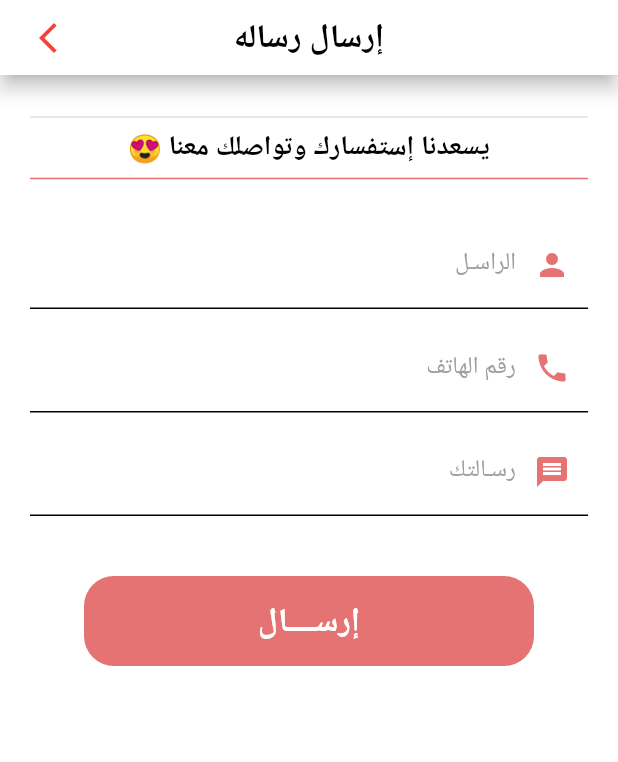
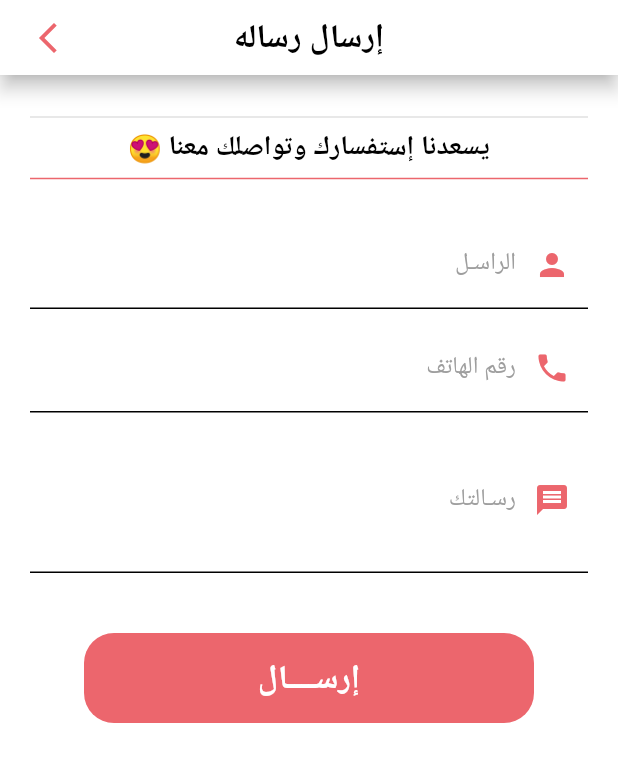
Before and after one commit to Moaaz-Mohammed/Blood-Donation-App, a Flutter app: the CustomDrawer widget shown alone on an empty page, opened directly, after a tap on "تواصل معنا", on a phone screen of 412 x 824 dp. Shown: the top 762 px of the screen. Run offline on Flutter 3.47's test engine with Material 2 defaults, Android fonts, the phone set to English and light mode, and no system bars; our stand-ins replace bloc, cached_network_image, cloud_firestore, firebase_core, flutter_bloc, hexcolor; accounts and stored records are empty.

Commit message:
edit app structure

```diff
--- a/lib/Screens/BloodTypes.dart
+++ b/lib/Screens/BloodTypes.dart
@@ -42,7 +42,7 @@ class _BloodTypesState extends State<BloodTypes> {
                       },
                       child: Icon(
                         Icons.arrow_back_ios,
-                        color: Colors.red,
+                        color: Constants.redColor,
                       ),
                     ),
                   ),
--- a/lib/Screens/Blood_Donation_Benf.dart
+++ b/lib/Screens/Blood_Donation_Benf.dart
@@ -1,3 +1,4 @@
+import 'package:blood_donation/shared/Constants.dart';
 import 'package:blood_donation/shared/Cubit/Cubit.dart';
 import 'package:blood_donation/shared/Cubit/States.dart';
 import 'package:blood_donation/shared/components.dart';
@@ -41,7 +42,7 @@ class _Blood_Donation_BenfState extends State<Blood_Donation_Benf> {
                       },
                       child: Icon(
                         Icons.arrow_back_ios,
-                        color: Colors.red,
+                        color: Constants.redColor,
                       ),
                     ),
                   ),
--- a/lib/Screens/Mail_Page.dart
+++ b/lib/Screens/Mail_Page.dart
@@ -1,3 +1,4 @@
+import 'package:blood_donation/shared/Constants.dart';
 import 'package:blood_donation/shared/themes.dart';
 import 'package:cloud_firestore/cloud_firestore.dart';
 import 'package:blood_donation/shared/components.dart';
@@ -41,7 +42,7 @@ class _MailState extends State<Mail> {
                     },
                     child: const Icon(
                       Icons.arrow_forward_ios,
-                      color: Colors.red,
+                      color: Constants.redColor,
                     ),
                   ),
                 ],
@@ -67,7 +68,7 @@ class _MailState extends State<Mail> {
                                   fontSize: 18,
                                 ),
                               ),
-                              Divider(thickness: 1,color: color,),
+                              Divider(thickness: 1,color: Constants.redColor,),
                             ],
                           ),
                           SizedBox(
@@ -75,10 +76,10 @@ class _MailState extends State<Mail> {
                           ),
                           //Name
                           TextFormField(
-                            cursorColor: color,
+                            cursorColor: Constants.redColor,
                             controller: senderController,
                             keyboardType: TextInputType.text,
-                            style: TextStyle(color: color),
+                            style: TextStyle(color: Constants.redColor),
                             decoration: InputDecoration(
                               hintTextDirection: TextDirection.rtl,
                               enabledBorder: UnderlineInputBorder(
@@ -90,7 +91,7 @@ class _MailState extends State<Mail> {
                               labelStyle: TextStyle(color: Colors.grey),
                               prefixIcon: Icon(
                                 Icons.person,
-                                color: color,
+                                color: Constants.redColor,
                               ),
                               border: OutlineInputBorder(),
                             ),
@@ -100,10 +101,10 @@ class _MailState extends State<Mail> {
                           ),
                           // Status
                           TextFormField(
-                            cursorColor: color,
+                            cursorColor: Constants.redColor,
                             controller: phoneController,
                             keyboardType: TextInputType.phone,
-                            style: TextStyle(color: color),
+                            style: TextStyle(color: Constants.redColor),
                             decoration: InputDecoration(
                               hintTextDirection: TextDirection.rtl,
                               enabledBorder: UnderlineInputBorder(
@@ -115,7 +116,7 @@ class _MailState extends State<Mail> {
                               labelStyle: TextStyle(color: Colors.grey),
                               prefixIcon: Icon(
                                 Icons.phone,
-                                color: color,
+                                color: Constants.redColor,
                               ),
                               border: OutlineInputBorder(),
                             ),
@@ -125,10 +126,11 @@ class _MailState extends State<Mail> {
                           ),
                           // Status
                           TextFormField(
-                            cursorColor: color,
+                            cursorColor: Constants.redColor,
                             controller: messageController,
                             keyboardType: TextInputType.text,
-                            style: TextStyle(color: color),
+                            style: TextStyle(color: Constants.redColor),
+                            maxLines: 3,
                             decoration: InputDecoration(
                               hintTextDirection: TextDirection.rtl,
                               enabledBorder: UnderlineInputBorder(
@@ -140,7 +142,7 @@ class _MailState extends State<Mail> {
                               labelStyle: TextStyle(color: Colors.grey),
                               prefixIcon: Icon(
                                 Icons.message,
-                                color: color,
+                                color: Constants.redColor,
                               ),
                               border: OutlineInputBorder(),
                             ),
@@ -153,7 +155,7 @@ class _MailState extends State<Mail> {
                             height: 60,
                             width: 300,
                             decoration: BoxDecoration(
-                              color: color,
+                              color: Constants.redColor,
                               borderRadius: BorderRadius.circular(20),
                             ),
                             child: TextButton(
--- a/lib/Widgets/Drawer.dart
+++ b/lib/Widgets/Drawer.dart
@@ -37,7 +37,7 @@ class CustomDrawer extends StatelessWidget {
           children: [
             DrawerHeader(child: Center(child: Text('معاً ننقذ حياة',style: TextStyle(fontSize: 26)))),
             ListTile(
-              leading: Icon(Icons.home,color: color),
+              leading: Icon(Icons.home,color: Constants.redColor),
               title: Row(
                 mainAxisAlignment: MainAxisAlignment.center,
                 children: [
@@ -51,7 +51,7 @@ class CustomDrawer extends StatelessWidget {
             Divider(thickness: 1, color: Colors.black),
             //Patients
             ListTile(
-              leading: Icon(Icons.info,color: color),
+              leading: Icon(Icons.info,color: Constants.redColor),
               title: Row(
                 mainAxisAlignment: MainAxisAlignment.center,
                 children: [
@@ -65,7 +65,7 @@ class CustomDrawer extends StatelessWidget {
             Divider(thickness: 1, color: Colors.black),
             //BloodType Info.
             ListTile(
-              leading: Icon(Icons.bloodtype,color: color,),
+              leading: Icon(Icons.bloodtype,color: Constants.redColor,),
               title: Row(
                 mainAxisAlignment: MainAxisAlignment.center,
                 children: [
@@ -79,7 +79,7 @@ class CustomDrawer extends StatelessWidget {
             Divider(thickness: 1, color: Colors.black),
             //Info before donation
             ListTile(
-              leading: Icon(Icons.info,color: color),
+              leading: Icon(Icons.info,color: Constants.redColor),
               title: Row(
                 mainAxisAlignment: MainAxisAlignment.center,
                 children: [
@@ -93,7 +93,7 @@ class CustomDrawer extends StatelessWidget {
             Divider(thickness: 1, color: Colors.black),
             //Mail
             ListTile(
-              leading: Icon(Icons.message,color: color),
+              leading: Icon(Icons.message,color: Constants.redColor),
               title: Row(
                 mainAxisAlignment: MainAxisAlignment.center,
                 children: [
@@ -107,7 +107,7 @@ class CustomDrawer extends StatelessWidget {
             Divider(thickness: 1, color: Colors.black),
             //Exit App
             ListTile(
-              leading: Icon(Icons.logout,color: color),
+              leading: Icon(Icons.logout,color: Constants.redColor),
               title: Row(
                 mainAxisAlignment: MainAxisAlignment.center,
                 children: [
--- a/lib/Widgets/PatientButton.dart
+++ b/lib/Widgets/PatientButton.dart
@@ -1,4 +1,5 @@
 import 'package:blood_donation/Screens/patient_page.dart';
+import 'package:blood_donation/shared/Constants.dart';
 import 'package:blood_donation/shared/components.dart';
 import 'package:flutter/material.dart';
 
@@ -13,7 +14,7 @@ class PatientButton extends StatelessWidget {
       height: height * 0.07,
       width: width * 0.7,
       decoration: BoxDecoration(
-        color: color,
+        color: Constants.redColor,
         borderRadius: BorderRadius.circular(20),
       ),
       child: TextButton(
--- a/lib/Widgets/VolunteerButton.dart
+++ b/lib/Widgets/VolunteerButton.dart
@@ -1,4 +1,5 @@
 import 'package:blood_donation/Screens/volunteer_page.dart';
+import 'package:blood_donation/shared/Constants.dart';
 import 'package:blood_donation/shared/components.dart';
 import 'package:flutter/material.dart';
 
@@ -13,7 +14,7 @@ class VolunteerButton extends StatelessWidget {
       height: height * 0.07,
       width: width * 0.7,
       decoration: BoxDecoration(
-        color: color,
+        color: Constants.redColor,
         borderRadius: BorderRadius.circular(20),
       ),
       child: TextButton(
--- a/lib/shared/Constants.dart
+++ b/lib/shared/Constants.dart
@@ -10,5 +10,5 @@ class Constants {
   static const String  logoImage =  'images/logo.png';
 
   // Colors
-  static const Color color =  Color(0xec666d);
+  static const Color redColor =  Color(4293682797);
 }
--- a/lib/shared/components.dart
+++ b/lib/shared/components.dart
@@ -1,6 +1,5 @@
+import 'package:blood_donation/shared/Constants.dart';
 import 'package:flutter/material.dart';
-
-Color? color = Colors.red[300];
 
 navigateTo(BuildContext context, Widget widget) {
   Navigator.push(context, MaterialPageRoute(builder: (context) => widget));
@@ -16,7 +15,7 @@ Widget TitleText({@required String? text}) => Text(
 
 Widget defaultText({@required String? text,}) => Text(
       text!,
-      style: TextStyle(fontSize: 16, fontWeight: FontWeight.bold,color: color),
+      style: TextStyle(fontSize: 16, fontWeight: FontWeight.bold,color: Constants.redColor),
     );
 
 Widget dText({@required String? text,}) => Text(text!,style: TextStyle(fontSize: 18,fontWeight: FontWeight.bold),);
@@ -54,7 +53,7 @@ class CustomDialog extends StatelessWidget {
                 borderRadius: BorderRadius.circular(20),
                 boxShadow: [
                   BoxShadow(
-                      color: Colors.red.shade200,
+                      color: Constants.redColor,
                       blurRadius: 10.0,
                       offset: Offset(0.0, 10.0))
                 ]),
@@ -119,12 +118,12 @@ class CustomDialog extends StatelessWidget {
 
 Widget ArticleHeadText({@required String? text,}) =>Text(
       text!,
-      style: TextStyle(fontSize: 20, fontWeight: FontWeight.bold, color: color),
+      style: TextStyle(fontSize: 20, fontWeight: FontWeight.bold, color: Constants.redColor),
     );
 
 Widget ArticleContentText({@required String? text,}) => Text(
       text!,
-      style: TextStyle(fontSize: 16, fontWeight: FontWeight.bold, color: color),
+      style: TextStyle(fontSize: 16, fontWeight: FontWeight.bold, color: Constants.redColor),
     );
 
 Widget DetailtsText ({required String? text})=>Text(text!,style: TextStyle(fontSize: 18,fontWeight: FontWeight.bold,color: Colors.black),);
--- a/lib/shared/themes.dart
+++ b/lib/shared/themes.dart
@@ -1,3 +1,4 @@
+import 'package:blood_donation/shared/Constants.dart';
 import 'package:flutter/cupertino.dart';
 import 'package:flutter/material.dart';
 import 'package:flutter/services.dart';
@@ -33,7 +34,7 @@ ThemeData darktheme = ThemeData(
       fontWeight: FontWeight.w600,
       color: Colors.white,
     ),
-  ), textSelectionTheme: TextSelectionThemeData(cursorColor: color),
+  ), textSelectionTheme: TextSelectionThemeData(cursorColor: Constants.redColor),
 );
 ThemeData lighttheme = ThemeData(
   floatingActionButtonTheme:
@@ -53,10 +54,10 @@ ThemeData lighttheme = ThemeData(
         titleTextStyle: TextStyle(
             color: Colors.black, fontSize: 20, fontWeight: FontWeight.bold),
         elevation: 5,
-        iconTheme: IconThemeData(color: color)),
+        iconTheme: IconThemeData(color: Constants.redColor)),
     bottomNavigationBarTheme: BottomNavigationBarThemeData(
       type: BottomNavigationBarType.fixed,
-      selectedItemColor: color,
+      selectedItemColor: Constants.redColor,
       unselectedItemColor: Colors.grey,
       backgroundColor: Colors.white,
       elevation: 30,
@@ -72,4 +73,4 @@ ThemeData lighttheme = ThemeData(
         fontWeight: FontWeight.w600,
         color: Colors.black,
       ),
-    ), textSelectionTheme: TextSelectionThemeData(cursorColor: color));
+    ), textSelectionTheme: TextSelectionThemeData(cursorColor: Constants.redColor));
```
Also changed, not shown: lib/Screens/Need_Donation.dart (+8 -7 lines), lib/Screens/patient_page.dart (+27 -26 lines), lib/Screens/volunteer_page.dart (+35 -34 lines).
